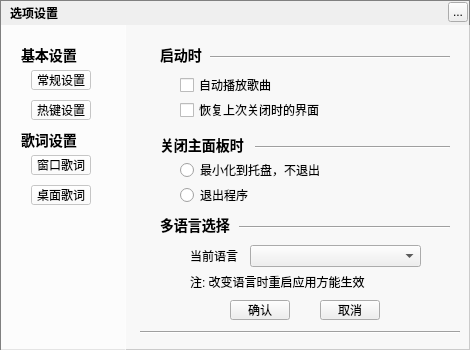
First picture: the form in ui/core-widget/musicsettingwidget.ui, repository Greedysky/TTKMusicPlayer, before the edit.
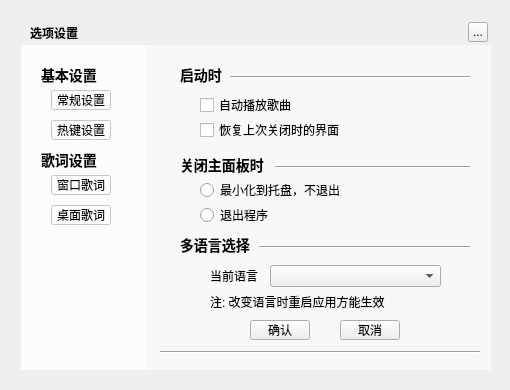
Second picture: the form after the edit. Custom widgets are drawn as their Qt base class.

Commit message: update the interface border shadow[351220]

The edit to the form file:
```diff
--- a/ui/core-widget/musicsettingwidget.ui
+++ b/ui/core-widget/musicsettingwidget.ui
@@ -6,21 +6,18 @@
    <rect>
     <x>0</x>
     <y>0</y>
-    <width>470</width>
-    <height>350</height>
+    <width>510</width>
+    <height>390</height>
    </rect>
   </property>
   <property name="windowTitle">
    <string>MusicSettingWidget</string>
   </property>
-  <property name="styleSheet">
-   <string notr="true">#MusicSettingWidget{border:1px solid gray}</string>
-  </property>
   <widget class="QLabel" name="background">
    <property name="geometry">
     <rect>
-     <x>0</x>
-     <y>0</y>
+     <x>20</x>
+     <y>20</y>
      <width>470</width>
      <height>350</height>
     </rect>
@@ -32,8 +29,8 @@
   <widget class="QLabel" name="topTitleName">
    <property name="geometry">
     <rect>
-     <x>10</x>
-     <y>0</y>
+     <x>30</x>
+     <y>20</y>
      <width>61</width>
      <height>25</height>
     </rect>
@@ -48,8 +45,8 @@
   <widget class="QToolButton" name="topTitleCloseButton">
    <property name="geometry">
     <rect>
-     <x>448</x>
-     <y>2</y>
+     <x>468</x>
+     <y>22</y>
      <width>20</width>
      <height>20</height>
     </rect>
@@ -61,8 +58,8 @@
   <widget class="QStackedWidget" name="stackedWidget">
    <property name="geometry">
     <rect>
-     <x>140</x>
-     <y>25</y>
+     <x>160</x>
+     <y>45</y>
      <width>321</width>
      <height>270</height>
     </rect>
@@ -1128,8 +1125,8 @@
   <widget class="QWidget" name="backgroundMask1" native="true">
    <property name="geometry">
     <rect>
-     <x>1</x>
-     <y>25</y>
+     <x>21</x>
+     <y>45</y>
      <width>125</width>
      <height>325</height>
     </rect>
@@ -1229,8 +1226,8 @@
   <widget class="QPushButton" name="confirm">
    <property name="geometry">
     <rect>
-     <x>230</x>
-     <y>300</y>
+     <x>250</x>
+     <y>320</y>
      <width>60</width>
      <height>20</height>
     </rect>
@@ -1242,8 +1239,8 @@
   <widget class="QPushButton" name="cancel">
    <property name="geometry">
     <rect>
-     <x>320</x>
-     <y>300</y>
+     <x>340</x>
+     <y>320</y>
      <width>60</width>
      <height>20</height>
     </rect>
@@ -1255,8 +1252,8 @@
   <widget class="Line" name="line_4">
    <property name="geometry">
     <rect>
-     <x>140</x>
-     <y>330</y>
+     <x>160</x>
+     <y>350</y>
      <width>320</width>
      <height>5</height>
     </rect>
@@ -1268,8 +1265,8 @@
   <widget class="QWidget" name="backgroundMask2" native="true">
    <property name="geometry">
     <rect>
-     <x>125</x>
-     <y>25</y>
+     <x>145</x>
+     <y>45</y>
      <width>346</width>
      <height>325</height>
     </rect>
```
The commit also changes 3 other files.
